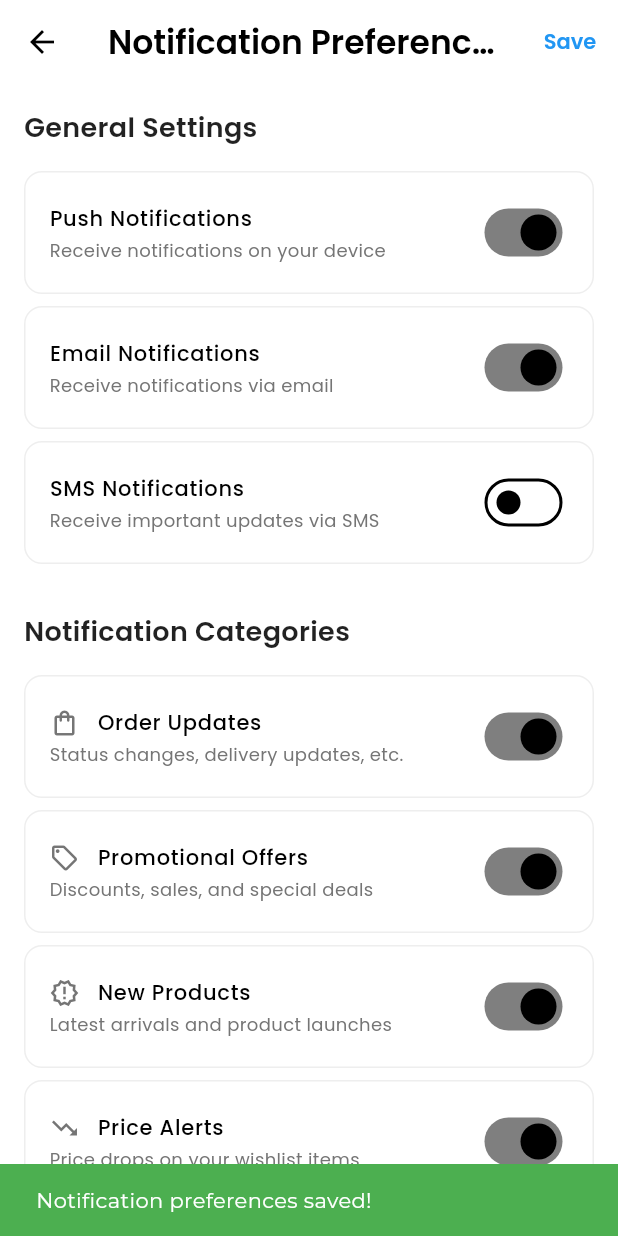
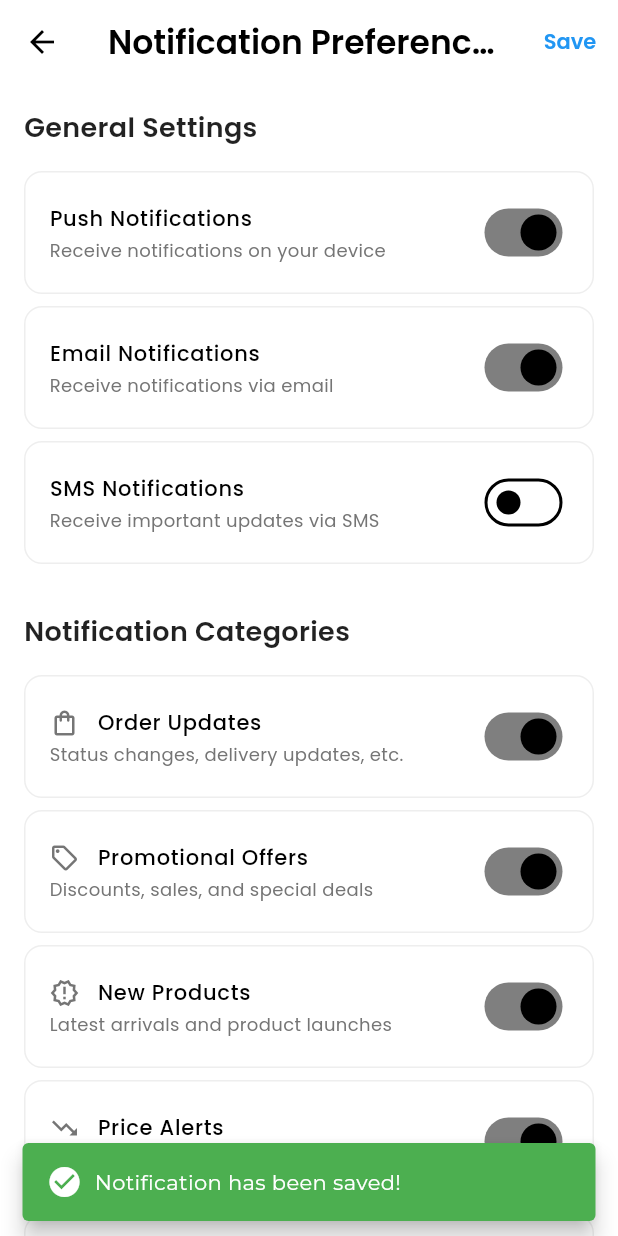
Before and after one commit to fyodorrrrr/haul-app, a Flutter app: the NotificationPreferencesScreen screen opened directly, after a tap on "Save", on a phone screen of 412 x 824 dp. Run offline on Flutter 3.47's test engine with Material 3 defaults, Android fonts, the phone set to English and light mode, and no system bars; our stand-ins replace cloud_firestore, firebase_auth, firebase_core, firebase_messaging, firebase_storage, flutter_card_swiper and 8 more; missing offline and left inert: firebase_app_check; accounts and stored records are empty; network calls fail.

Commit message:
feat: Improve notification preferences screen with better error handling and user feedback; ensure widget mounted state is checked before operations

```diff
--- a/lib/screens/buyer/notification_preferences_screen.dart
+++ b/lib/screens/buyer/notification_preferences_screen.dart
@@ -3,6 +3,7 @@ import 'package:google_fonts/google_fonts.dart';
 import 'package:firebase_auth/firebase_auth.dart';
 import 'package:cloud_firestore/cloud_firestore.dart';
 import 'package:firebase_messaging/firebase_messaging.dart';
+import 'package:flutter/services.dart';
 
 class NotificationPreferencesScreen extends StatefulWidget {
   @override
@@ -86,11 +87,17 @@ class _NotificationPreferencesScreenState extends State<NotificationPreferencesS
   }
 
   Future<void> _saveNotificationPreferences() async {
+    // ✅ Check if widget is still mounted before starting
+    if (!mounted) return;
+
     setState(() => _isSaving = true);
 
     try {
       final user = FirebaseAuth.instance.currentUser;
-      if (user != null) {
+      if (user == null) {
+        throw Exception('User not authenticated');
+      }
+
       final preferences = {
         // General preferences
         'pushNotifications': _pushNotifications,
@@ -127,26 +134,51 @@ class _NotificationPreferencesScreenState extends State<NotificationPreferencesS
         await _requestNotificationPermission();
       }
 
+      // ✅ Check mounted before showing success message
       if (mounted) {
         ScaffoldMessenger.of(context).showSnackBar(
           SnackBar(
-              content: Text('Notification preferences saved!'),
+            content: Row(
+              children: [
+                Icon(Icons.check_circle, color: Colors.white),
+                SizedBox(width: 8),
+                Text('Notification has been saved!'),
+              ],
+            ),
             backgroundColor: Colors.green,
+            behavior: SnackBarBehavior.floating,
+            duration: Duration(seconds: 3),
           ),
         );
+
+        // ✅ No automatic navigation - user can tap back button when ready
       }
-      }
+
     } catch (e) {
+      print('❌ Error saving preferences: $e');
+
+      // ✅ Check mounted before showing error message
       if (mounted) {
         ScaffoldMessenger.of(context).showSnackBar(
           SnackBar(
-            content: Text('Error saving preferences: $e'),
+            content: Row(
+              children: [
+                Icon(Icons.error, color: Colors.white),
+                SizedBox(width: 8),
+                Expanded(child: Text('Error saving preferences: $e')),
+              ],
+            ),
             backgroundColor: Colors.red,
+            behavior: SnackBarBehavior.floating,
+            duration: Duration(seconds: 4),
           ),
         );
       }
     } finally {
+      // ✅ Check mounted before updating state
+      if (mounted) {
         setState(() => _isSaving = false);
+      }
     }
   }
 
@@ -161,24 +193,37 @@ class _NotificationPreferencesScreenState extends State<NotificationPreferencesS
       );
 
       if (settings.authorizationStatus == AuthorizationStatus.authorized) {
-        print('User granted permission');
+        print('✅ User granted notification permission');
+
         // Get FCM token and save it
         final token = await messaging.getToken();
-        if (token != null) {
+        if (token != null && mounted) {
           await _saveFCMToken(token);
         }
       } else {
-        print('User declined or has not accepted permission');
+        print('❌ User declined or has not accepted permission');
+
+        // ✅ Show user-friendly message about permissions
+        if (mounted) {
+          ScaffoldMessenger.of(context).showSnackBar(
+            SnackBar(
+              content: Text('Push notifications disabled. You can enable them in device settings.'),
+              backgroundColor: Colors.orange,
+              behavior: SnackBarBehavior.floating,
+            ),
+          );
+        }
       }
     } catch (e) {
-      print('Error requesting notification permission: $e');
+      print('❌ Error requesting notification permission: $e');
     }
   }
 
   Future<void> _saveFCMToken(String token) async {
     try {
       final user = FirebaseAuth.instance.currentUser;
-      if (user != null) {
+      if (user == null || !mounted) return;
+
       await FirebaseFirestore.instance
           .collection('users')
           .doc(user.uid)
@@ -186,10 +231,18 @@ class _NotificationPreferencesScreenState extends State<NotificationPreferencesS
         'fcmToken': token,
         'fcmTokenUpdated': FieldValue.serverTimestamp(),
       });
+
+      print('✅ FCM token saved successfully');
+    } catch (e) {
+      print('❌ Error saving FCM token: $e');
     }
-    } catch (e) {
-      print('Error saving FCM token: $e');
   }
+
+  @override
+  void dispose() {
+    // ✅ Clean up any ongoing operations
+    print('🗑️ NotificationPreferencesScreen disposing');
+    super.dispose();
   }
 
   @override
@@ -205,12 +258,32 @@ class _NotificationPreferencesScreenState extends State<NotificationPreferencesS
         elevation: 0,
         actions: [
           TextButton(
-            onPressed: _isSaving ? null : _saveNotificationPreferences,
+            onPressed: _isSaving ? null : () async {
+              // ✅ Add haptic feedback
+              HapticFeedback.lightImpact();
+              await _saveNotificationPreferences();
+            },
             child: _isSaving
-                ? SizedBox(
-                    width: 20,
-                    height: 20,
-                    child: CircularProgressIndicator(strokeWidth: 2),
+                ? Row(
+                    mainAxisSize: MainAxisSize.min,
+                    children: [
+                      SizedBox(
+                        width: 16,
+                        height: 16,
+                        child: CircularProgressIndicator(
+                          strokeWidth: 2,
+                          valueColor: AlwaysStoppedAnimation<Color>(Colors.blue),
+                        ),
+                      ),
+                      SizedBox(width: 8),
+                      Text(
+                        'Saving...',
+                        style: GoogleFonts.poppins(
+                          fontWeight: FontWeight.w600,
+                          color: Colors.grey,
+                        ),
+                      ),
+                    ],
                   )
                 : Text(
                     'Save',
@@ -335,11 +408,11 @@ class _NotificationPreferencesScreenState extends State<NotificationPreferencesS
                     ),
                   ],
 
-                  SizedBox(height: 32),
+                  // SizedBox(height: 32),
 
-                  _buildTestNotificationButton(),
+                  // _buildTestNotificationButton(),
 
-                  SizedBox(height: 16),
+                  // SizedBox(height: 16),
                 ],
               ),
             ),
@@ -461,22 +534,22 @@ class _NotificationPreferencesScreenState extends State<NotificationPreferencesS
     );
   }
 
-  Widget _buildTestNotificationButton() {
-    return Container(
-      width: double.infinity,
-      child: OutlinedButton.icon(
-        onPressed: _sendTestNotification,
-        icon: Icon(Icons.notifications_outlined),
-        label: Text('Send Test Notification'),
-        style: OutlinedButton.styleFrom(
-          padding: EdgeInsets.symmetric(vertical: 16),
-          shape: RoundedRectangleBorder(
-            borderRadius: BorderRadius.circular(8),
-          ),
-        ),
-      ),
-    );
-  }
+  // Widget _buildTestNotificationButton() {
+  //   return Container(
+  //     width: double.infinity,
+  //     child: OutlinedButton.icon(
+  //       onPressed: _sendTestNotification,
+  //       icon: Icon(Icons.notifications_outlined),
+  //       label: Text('Send Test Notification'),
+  //       style: OutlinedButton.styleFrom(
+  //         padding: EdgeInsets.symmetric(vertical: 16),
+  //         shape: RoundedRectangleBorder(
+  //           borderRadius: BorderRadius.circular(8),
+  //         ),
+  //       ),
+  //     ),
+  //   );
+  // }
 
   Future<void> _sendTestNotification() async {
     if (_pushNotifications) {
```
Also changed, not shown: 4 other files. Lines whose indentation alone changed are shown as unchanged.
